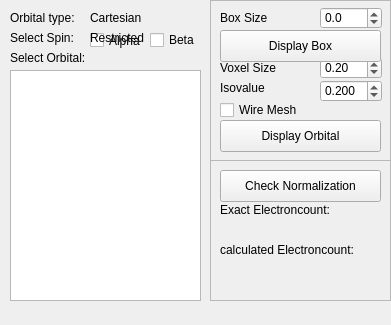
Before: the Qt Designer form src/molara/gui/mos_dialog.ui in Molara-Lab/Molara, drawn with Qt 5.
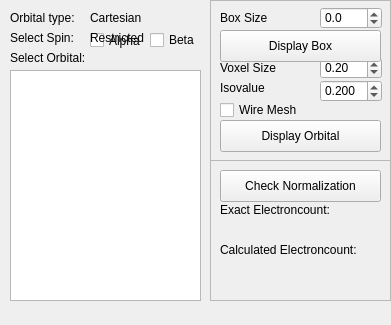
After: the same form once the commit is applied.

```diff
--- a/src/molara/gui/mos_dialog.ui
+++ b/src/molara/gui/mos_dialog.ui
@@ -152,7 +152,7 @@
      </rect>
     </property>
     <property name="text">
-     <string>calculated Electroncount:</string>
+     <string>Calculated Electroncount:</string>
     </property>
    </widget>
    <widget class="QLabel" name="exactCountLabel">
```
